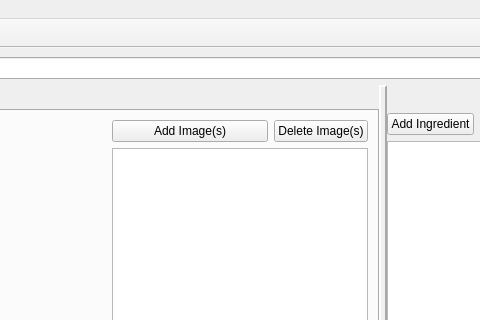
Qt form src/qisit/qt/recipewindow/ui/recipe.ui (mnowiasz/qisit) before a commit; both pictures show x 237 to 717 and y 0 to 320 of the 1062 by 973 pixel window.
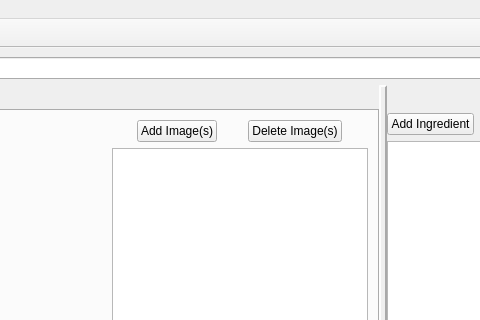
The same form after that commit. Icons and pictures are not drawn. Custom widgets are drawn as their Qt base class.

The edit to the form file:
```diff
--- a/src/qisit/qt/recipewindow/ui/recipe.ui
+++ b/src/qisit/qt/recipewindow/ui/recipe.ui
@@ -169,6 +169,12 @@
                    <property name="enabled">
                     <bool>true</bool>
                    </property>
+                   <property name="sizePolicy">
+                    <sizepolicy hsizetype="Fixed" vsizetype="Fixed">
+                     <horstretch>0</horstretch>
+                     <verstretch>0</verstretch>
+                    </sizepolicy>
+                   </property>
                    <property name="focusPolicy">
                     <enum>Qt::NoFocus</enum>
                    </property>
```
